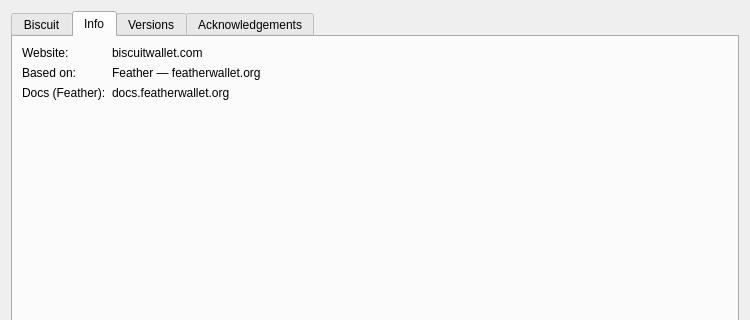
Qt form src/dialog/AboutDialog.ui (BiscuitWallet/Biscuit) before a commit; both pictures show x 0 to 750 and y 0 to 320 of the 750 by 623 pixel window.
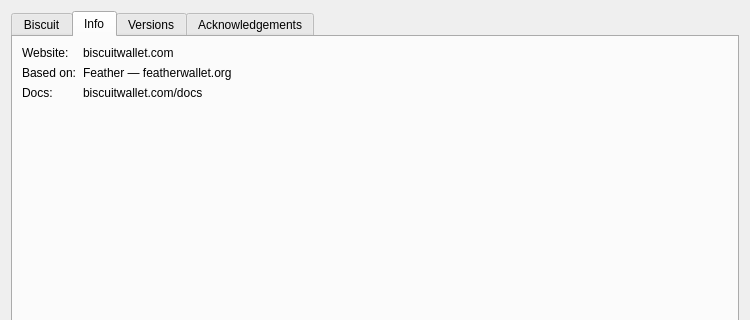
The same form after that commit. The open tabs and pages were chosen to show the change. Custom widgets are drawn as their Qt base class.

Commit message: About: Biscuit's documentation, biscuitwallet.com/docs (Feather stays credited above)

The edit to the form file:
```diff
--- a/src/dialog/AboutDialog.ui
+++ b/src/dialog/AboutDialog.ui
@@ -113,14 +113,14 @@
        <item row="2" column="0">
         <widget class="QLabel" name="label_3">
          <property name="text">
-          <string>Docs (Feather):</string>
+          <string>Docs:</string>
          </property>
         </widget>
        </item>
        <item row="2" column="1">
         <widget class="QLabel" name="label_10">
          <property name="text">
-          <string>docs.featherwallet.org</string>
+          <string>biscuitwallet.com/docs</string>
          </property>
          <property name="textInteractionFlags">
           <set>Qt::TextInteractionFlag::LinksAccessibleByMouse|Qt::TextInteractionFlag::TextSelectableByMouse</set>
```
